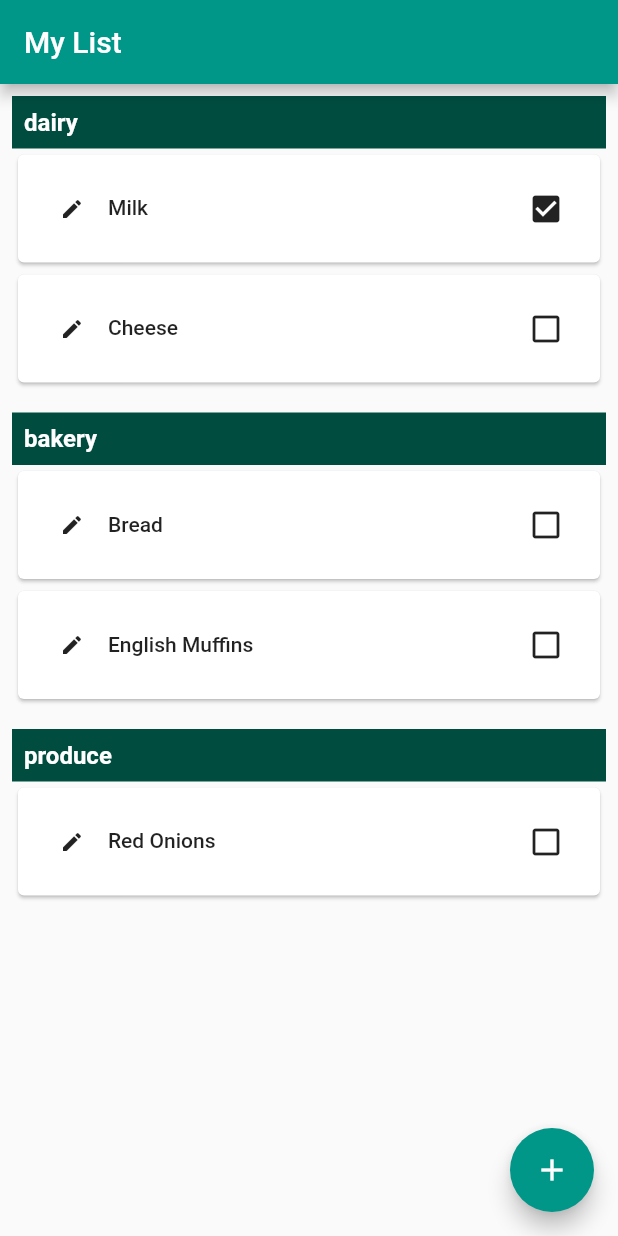
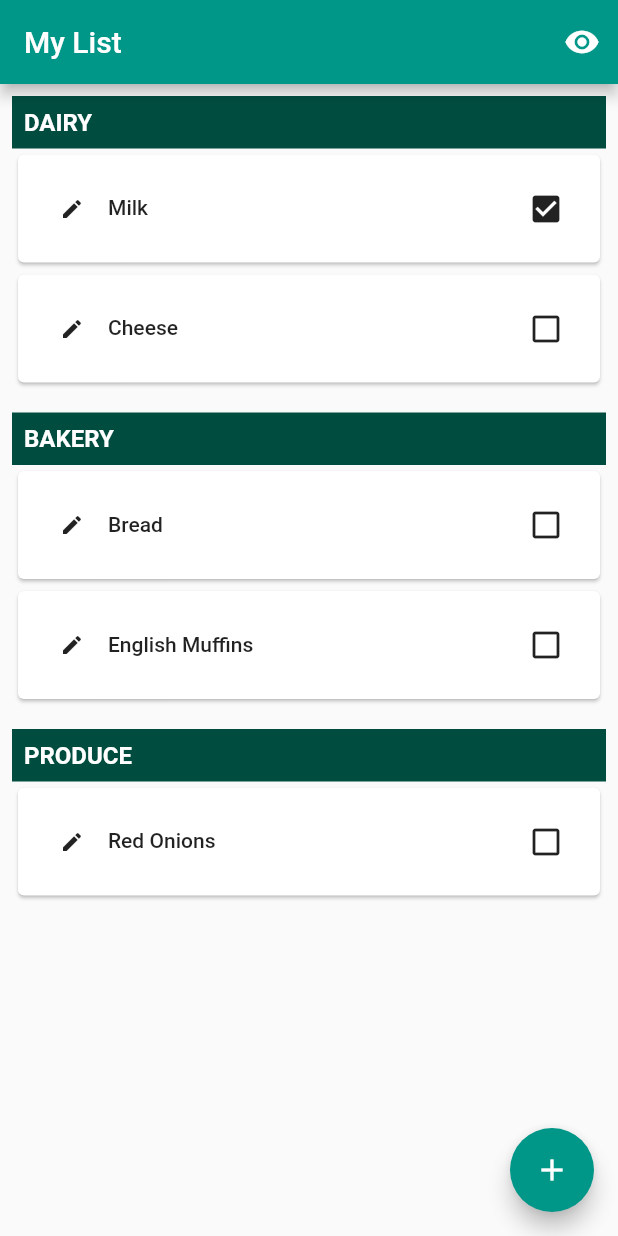
Before and after one commit to samhiggs/playground-flutter, a Flutter app: the screen it shows after launch, after a tap on the "check box outline blank" icon, on a phone screen of 412 x 824 dp. Run offline on Flutter 3.47's test engine with Material 2 defaults, Android fonts, the phone set to English and light mode, and no system bars; our stand-ins replace flutter_riverpod, fluttertoast, get_it, select_form_field.

Commit message:
feat: hide and unhide purchased items

```diff
--- a/frontend/startup_generator/lib/components/grocery_item_card.dart
+++ b/frontend/startup_generator/lib/components/grocery_item_card.dart
@@ -80,7 +80,12 @@ class _GroceryItemCardState extends State<GroceryItemCard> {
                   ],
                 ),
               ),
-              GroceryItemCheckbox(groceryItem: widget.groceryItem),
+              GroceryItemCheckbox(
+                groceryItem: widget.groceryItem,
+                onUpdate: () {
+                  widget.onUpdate();
+                },
+              ),
             ],
           ),
         ),
--- a/frontend/startup_generator/lib/components/grocery_item_checkbox.dart
+++ b/frontend/startup_generator/lib/components/grocery_item_checkbox.dart
@@ -2,12 +2,13 @@ import 'package:flutter/material.dart';
 import 'package:startup_generator/models/grocery_item.dart';
 
 class GroceryItemCheckbox extends StatefulWidget {
-
   final GroceryItem groceryItem;
+  final Function onUpdate;
 
   const GroceryItemCheckbox({
     Key? key,
     required this.groceryItem,
+    required this.onUpdate,
   }) : super(key: key);
 
   @override
@@ -17,14 +18,14 @@ class GroceryItemCheckbox extends StatefulWidget {
 class _GroceryItemCheckboxState extends State<GroceryItemCheckbox> {
   @override
   Widget build(BuildContext context) {
-
     return IconButton(
-      onPressed: (){
-        widget.groceryItem.purchased = !widget.groceryItem.purchased;
-        setState(() {});
-      },
-      icon: Icon(widget.groceryItem.purchased ? Icons.check_box : Icons.check_box_outline_blank)
-    );
-
+        onPressed: () {
+          widget.groceryItem.purchased = !widget.groceryItem.purchased;
+          setState(() {});
+          widget.onUpdate();
+        },
+        icon: Icon(widget.groceryItem.purchased
+            ? Icons.check_box
+            : Icons.check_box_outline_blank));
   }
 }
--- a/frontend/startup_generator/lib/components/grocery_list.dart
+++ b/frontend/startup_generator/lib/components/grocery_list.dart
@@ -8,7 +8,12 @@ import 'package:startup_generator/theme.dart';
 
 class GroceryList extends StatefulWidget {
   final Function handleAddItem;
-  const GroceryList({Key? key, required this.handleAddItem}) : super(key: key);
+
+  final bool hidePurchased;
+
+  const GroceryList(
+      {Key? key, required this.handleAddItem, this.hidePurchased = false})
+      : super(key: key);
 
   @override
   State<GroceryList> createState() => _GroceryListState();
@@ -62,8 +67,15 @@ class _GroceryListState extends State<GroceryList> {
         itemBuilder: (ctx, index) {
           final key = listProvider.groupedItems.keys.elementAt(index);
           final group = listProvider.groupedItems[key];
-          final categoryName =
-              key != null ? GroceryItem.stringFromCategory(key) : null;
+          final filteredGroup = widget.hidePurchased
+              ? group!.where(
+                  (element) => !element.purchased,
+                )
+              : group;
+
+          final categoryName = key != null
+              ? GroceryItem.stringFromCategory(key)!.toUpperCase()
+              : null;
           return Padding(
             padding: const EdgeInsets.all(8.0),
             child: Column(
@@ -75,7 +87,7 @@ class _GroceryListState extends State<GroceryList> {
                   child: Padding(
                     padding: const EdgeInsets.all(8.0),
                     child: Text(
-                      categoryName != null ? categoryName : "-",
+                      categoryName ?? "-",
                       style: Theme.of(context).textTheme.subtitle1?.copyWith(
                             color: Colors.white,
                             fontWeight: FontWeight.w600,
@@ -83,7 +95,7 @@ class _GroceryListState extends State<GroceryList> {
                     ),
                   ),
                 ),
-                ...group!.map((item) {
+                ...filteredGroup!.map((item) {
                   return GroceryItemCard(
                       groceryItem: item,
                       onUpdate: () {
--- a/frontend/startup_generator/lib/screens/add_grocery_item_screen.dart
+++ b/frontend/startup_generator/lib/screens/add_grocery_item_screen.dart
@@ -64,7 +64,7 @@ class _AddGroceryItemScreenState extends State<AddGroceryItemScreen> {
       Map<String, dynamic> cat = <String, dynamic>{};
       final strCat = GroceryItem.stringFromCategory(category);
       cat["value"] = strCat;
-      cat["label"] = strCat;
+      cat["label"] = strCat!.toUpperCase();
       return cat;
     }).toList();
 
--- a/frontend/startup_generator/lib/screens/list_screen.dart
+++ b/frontend/startup_generator/lib/screens/list_screen.dart
@@ -13,6 +13,8 @@ class ListScreen extends StatefulWidget {
 
 class _ListScreenState extends State<ListScreen> {
   final listProvider = getIt<GroceryListProvider>();
+
+  bool hidePurchased = false;
 
   void _handleAddItem() {
     getIt<GroceryItemFormProvider>().clearItem();
@@ -37,6 +39,18 @@ class _ListScreenState extends State<ListScreen> {
     return Scaffold(
         appBar: AppBar(
           title: const Text("My List"),
+          actions: [
+            IconButton(
+              onPressed: () {
+                setState(() {
+                  hidePurchased = !hidePurchased;
+                });
+              },
+              icon: Icon(hidePurchased
+                  ? Icons.remove_red_eye_outlined
+                  : Icons.remove_red_eye),
+            ),
+          ],
         ),
         floatingActionButton: FloatingActionButton(
           onPressed: _handleAddItem,
@@ -44,6 +58,7 @@ class _ListScreenState extends State<ListScreen> {
         ),
         body: GroceryList(
           handleAddItem: _handleAddItem,
+          hidePurchased: hidePurchased,
         ));
   }
 }
```
